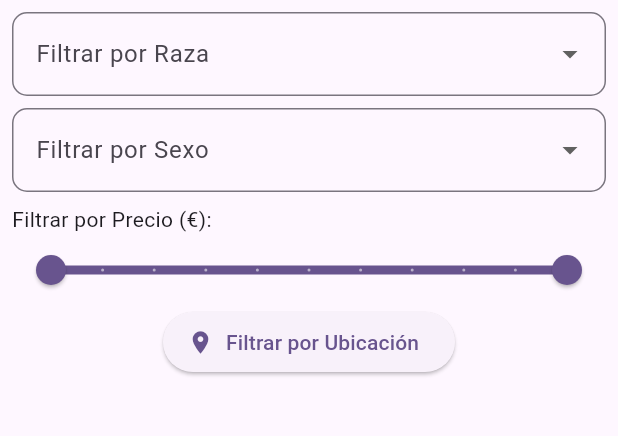
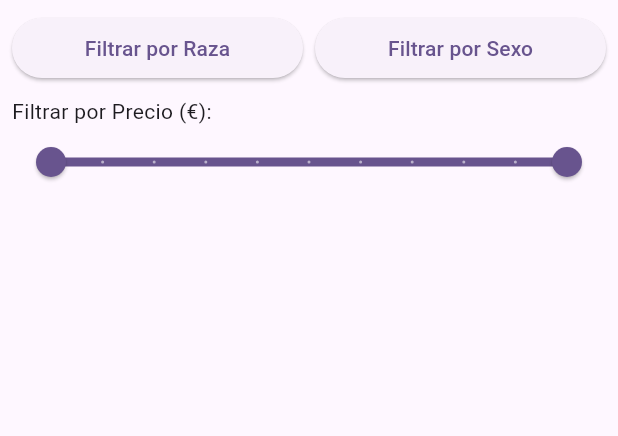
Before and after one commit to GuilleTF/Dogland, a Flutter app: the PerrosScreen screen opened directly with empty values, on a phone screen of 412 x 824 dp, the part 96-532 px from its top. Run offline on Flutter 3.47's test engine with Material 3 defaults, Android fonts, the phone set to English and light mode, and no system bars; our stand-ins replace cloud_firestore, firebase_auth, firebase_core, firebase_storage, flutter_form_builder, flutter_image_compress and 6 more; accounts and stored records are empty.

Commit message:
arreglos en filtros de busqueda para perros

```diff
--- a/lib/screens/comercios/comercios_screen.dart
+++ b/lib/screens/comercios/comercios_screen.dart
@@ -73,6 +73,7 @@ class _ComerciosScreenState extends State<ComerciosScreen> {
             onSexoFilterChanged: (_) {},  // No hace nada
             onPriceFilterChanged: (_) {}, // No hace nada
             showFilters: false,
+            showLocationFilter: true,
           ),
           Expanded(
             child: ListView.builder(
--- a/lib/screens/perros/perros_screen.dart
+++ b/lib/screens/perros/perros_screen.dart
@@ -95,6 +95,7 @@ class _PerrosScreenState extends State<PerrosScreen> {
               _filterPerros();
             },
             showFilters: true,  // Mostrar los filtros
+            showLocationFilter: false,
           ),
           Expanded(
             child: ListView.builder(
--- a/lib/widgets/custom_search_bar.dart
+++ b/lib/widgets/custom_search_bar.dart
@@ -5,10 +5,11 @@ class CustomSearchBar extends StatefulWidget {
   final ValueChanged<String> onSearchChanged;
   final VoidCallback onLocationFilterPressed;
   final List<String> razas;
-  final ValueChanged<String> onRazaFilterChanged;
-  final ValueChanged<String> onSexoFilterChanged;
+  final ValueChanged<String?> onRazaFilterChanged;
+  final ValueChanged<String?> onSexoFilterChanged;
   final ValueChanged<RangeValues> onPriceFilterChanged;
-  final bool showFilters; // Nueva bandera para controlar la visibilidad de los filtros
+  final bool showFilters;
+  final bool showLocationFilter; // Nueva bandera para controlar la visibilidad del botón de ubicación
 
   CustomSearchBar({
     required this.searchController,
@@ -18,7 +19,8 @@ class CustomSearchBar extends StatefulWidget {
     required this.onRazaFilterChanged,
     required this.onSexoFilterChanged,
     required this.onPriceFilterChanged,
-    required this.showFilters,  // Parámetro requerido para controlar los filtros
+    required this.showFilters,
+    this.showLocationFilter = false, // El botón de ubicación estará oculto por defecto
   });
 
   @override
@@ -52,51 +54,38 @@ class _CustomSearchBarState extends State<CustomSearchBar> {
 
           // Mostrar los filtros adicionales solo si showFilters es true
           if (widget.showFilters) ...[
-            // Dropdown para filtrar por raza
-            DropdownButtonFormField<String>(
-              value: selectedRaza,
-              decoration: InputDecoration(
-                labelText: 'Filtrar por Raza',
-                border: OutlineInputBorder(
-                  borderRadius: BorderRadius.circular(10.0),
-                ),
-              ),
-              items: widget.razas.map((raza) {
-                return DropdownMenuItem(
-                  value: raza,
-                  child: Text(raza),
-                );
-              }).toList(),
-              onChanged: (value) {
+            // Colocar filtros de raza y sexo en una fila (Row)
+            Row(
+              children: [
+                // Botón de filtro de raza
+                Expanded(
+                  child: _buildFilterButton(
+                    label: selectedRaza ?? 'Filtrar por Raza',
+                    items: widget.razas,
+                    onSelected: (value) {
                       setState(() {
                         selectedRaza = value;
                       });
-                widget.onRazaFilterChanged(value!);
+                      widget.onRazaFilterChanged(value);
                     },
                   ),
-            SizedBox(height: 8.0),
+                ),
+                SizedBox(width: 8.0), // Espacio entre los dos botones
 
-            // Dropdown para filtrar por sexo
-            DropdownButtonFormField<String>(
-              value: selectedSexo,
-              decoration: InputDecoration(
-                labelText: 'Filtrar por Sexo',
-                border: OutlineInputBorder(
-                  borderRadius: BorderRadius.circular(10.0),
-                ),
-              ),
-              items: ['Macho', 'Hembra'].map((sexo) {
-                return DropdownMenuItem(
-                  value: sexo,
-                  child: Text(sexo),
-                );
-              }).toList(),
-              onChanged: (value) {
+                // Botón de filtro de sexo
+                Expanded(
+                  child: _buildFilterButton(
+                    label: selectedSexo ?? 'Filtrar por Sexo',
+                    items: ['Macho', 'Hembra'],
+                    onSelected: (value) {
                       setState(() {
                         selectedSexo = value;
                       });
-                widget.onSexoFilterChanged(value!);
+                      widget.onSexoFilterChanged(value);
                     },
+                  ),
+                ),
+              ],
             ),
             SizedBox(height: 8.0),
 
@@ -125,7 +114,8 @@ class _CustomSearchBarState extends State<CustomSearchBar> {
             ),
           ],
 
-          // Botón de filtro por ubicación (opcional en ambos casos)
+          // Mostrar el botón de ubicación solo si showLocationFilter es true
+          if (widget.showLocationFilter)
             ElevatedButton.icon(
               icon: Icon(Icons.location_on),
               label: Text('Filtrar por Ubicación'),
@@ -135,4 +125,46 @@ class _CustomSearchBarState extends State<CustomSearchBar> {
       ),
     );
   }
+
+  // Widget personalizado para el botón de filtro que muestra un BottomSheet con scroll
+  Widget _buildFilterButton({
+    required String label,
+    required List<String> items,
+    required ValueChanged<String?> onSelected,
+  }) {
+    return ElevatedButton(
+      onPressed: () {
+        showModalBottomSheet(
+          context: context,
+          builder: (context) {
+            return Container(
+              height: 300,  // Tamaño fijo para que no ocupe toda la pantalla
+              child: ListView.builder(
+                itemCount: items.length + 1,  // Incluye la opción de quitar filtro
+                itemBuilder: (context, index) {
+                  if (index == 0) {
+                    return ListTile(
+                      title: Text('Quitar filtro'),
+                      onTap: () {
+                        Navigator.pop(context);
+                        onSelected(null);
+                      },
+                    );
                   }
+                  return ListTile(
+                    title: Text(items[index - 1]),
+                    onTap: () {
+                      Navigator.pop(context);
+                      onSelected(items[index - 1]);
+                    },
+                  );
+                },
+              ),
+            );
+          },
+        );
+      },
+      child: Text(label),
+    );
+  }
+}
```
Lines whose indentation alone changed are shown as unchanged.
